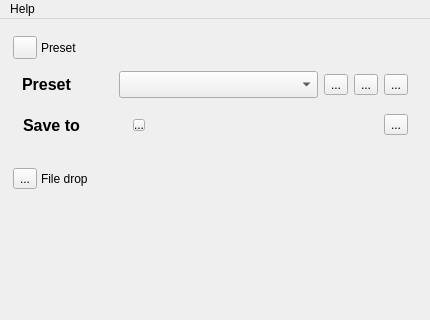
Above: automator.ui from mikaelsundell/automator before the change; both pictures show x 0 to 430 and y 0 to 320 of the 430 by 650 pixel window. Below: the same form after it.
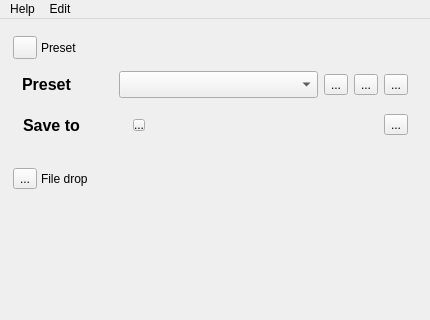
That is the form after the change. Icons and pictures are not drawn. Custom widgets are drawn as their Qt base class.

What changed in the file:
```diff
--- a/automator.ui
+++ b/automator.ui
@@ -779,8 +779,16 @@
     <addaction name="about"/>
     <addaction name="openGithubReadme"/>
     <addaction name="openGithubIssues"/>
+    <addaction name="separator"/>
+   </widget>
+   <widget class="QMenu" name="menuEdit">
+    <property name="title">
+     <string>Edit</string>
+    </property>
+    <addaction name="addfiles"/>
    </widget>
    <addaction name="menuHelp"/>
+   <addaction name="menuEdit"/>
   </widget>
   <action name="copyRGBAsText">
    <property name="text">
```
Left out of the diff: 32 changed lines with no effect on the pictures.
